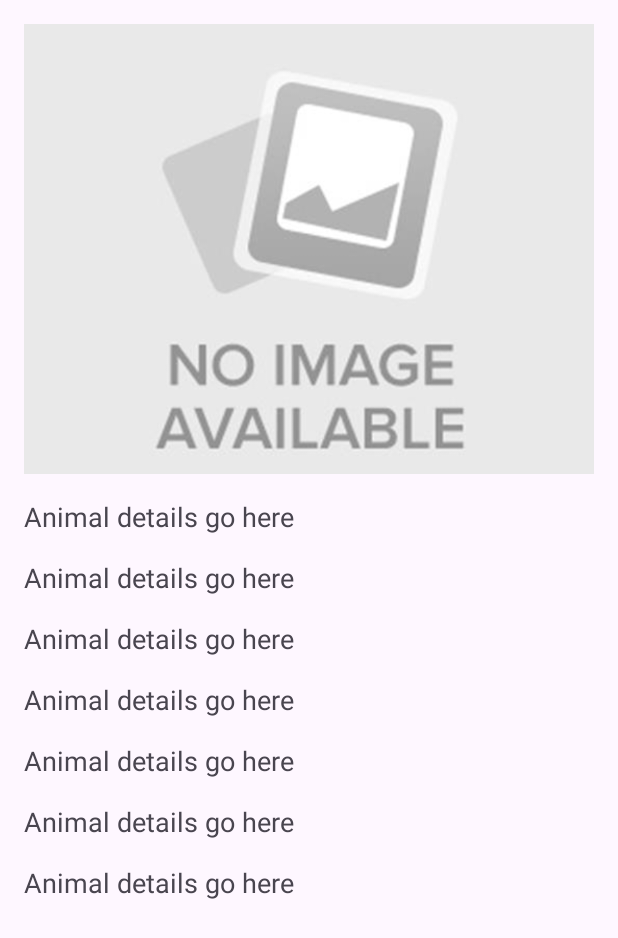
After one commit to DvirUliel/Animal_Restful_API, an Android app: the layout activity_animal_detail.xml on its own in the app's theme, with its tools: preview values and no code run, on a phone screen of 412 x 824 dp. The commit adds this screen. Shown: the top 938 px of the screen. Run offline under Robolectric (Android 15) with nearby library versions, the phone set to English and light mode, and no system bars.

Commit message:
added animal details activity

```diff
--- a/app/src/main/AndroidManifest.xml
+++ b/app/src/main/AndroidManifest.xml
@@ -1,8 +1,8 @@
 <?xml version="1.0" encoding="utf-8"?>
 <manifest xmlns:android="http://schemas.android.com/apk/res/android"
     xmlns:tools="http://schemas.android.com/tools">
-    <uses-permission android:name="android.permission.INTERNET"/>
 
+    <uses-permission android:name="android.permission.INTERNET" />
 
     <application
         android:allowBackup="true"
@@ -15,6 +15,9 @@
         android:theme="@style/Theme.AnimalRestfulAPI"
         tools:targetApi="31">
         <activity
+            android:name=".activities.AnimalDetailActivity"
+            android:exported="false" />
+        <activity
             android:name=".activities.MainActivity"
             android:exported="true">
             <intent-filter>
--- a/app/src/main/java/com/example/animal_restful_api/api/ApiService.java
+++ b/app/src/main/java/com/example/animal_restful_api/api/ApiService.java
@@ -8,7 +8,7 @@ import retrofit2.http.Query;
 import java.util.List;
 
 public interface ApiService {
-    @Headers("X-Api-Key: FtGHAoSqMDUy7e27pkkcNw==CBjOkVZxgLTIJ9GSgg")  // API key fixed
+    @Headers("X-Api-Key: FtGHAoSqMDUy7e27pkkcNw==CBjOkVZxgLTIJ9GS")  // API key fixed
     @GET("animals")
     Call<List<Animal>> getAnimal(@Query("name") String name);
 }
--- /dev/null
+++ b/app/src/main/res/layout/activity_animal_detail.xml
@@ -0,0 +1,66 @@
+<?xml version="1.0" encoding="utf-8"?>
+<LinearLayout xmlns:android="http://schemas.android.com/apk/res/android"
+    android:layout_width="match_parent"
+    android:layout_height="match_parent"
+    android:orientation="vertical"
+    android:padding="16dp">
+
+    <!-- תמונה -->
+    <ImageView
+        android:id="@+id/animalDetailImageView"
+        android:layout_width="match_parent"
+        android:layout_height="300dp"
+        android:scaleType="centerCrop"
+        android:src="@drawable/noimageavailable" />
+
+    <!-- טקסט -->
+    <TextView
+        android:id="@+id/animalDetailNameTextView"
+        android:layout_width="match_parent"
+        android:layout_height="wrap_content"
+        android:text="Animal details go here"
+        android:textSize="18sp"
+        android:paddingTop="16dp"/>
+    <TextView
+        android:id="@+id/animalDetailLocationsTextView"
+        android:layout_width="match_parent"
+        android:layout_height="wrap_content"
+        android:text="Animal details go here"
+        android:textSize="18sp"
+        android:paddingTop="16dp"/>
+    <TextView
+        android:id="@+id/animalDetailWeightTextView"
+        android:layout_width="match_parent"
+        android:layout_height="wrap_content"
+        android:text="Animal details go here"
+        android:textSize="18sp"
+        android:paddingTop="16dp"/>
+    <TextView
+        android:id="@+id/animalDetailHeightTextView"
+        android:layout_width="match_parent"
+        android:layout_height="wrap_content"
+        android:text="Animal details go here"
+        android:textSize="18sp"
+        android:paddingTop="16dp"/>
+    <TextView
+        android:id="@+id/animalDetailDietTextView"
+        android:layout_width="match_parent"
+        android:layout_height="wrap_content"
+        android:text="Animal details go here"
+        android:textSize="18sp"
+        android:paddingTop="16dp"/>
+    <TextView
+        android:id="@+id/animalDetailSloganTextView"
+        android:layout_width="match_parent"
+        android:layout_height="wrap_content"
+        android:text="Animal details go here"
+        android:textSize="18sp"
+        android:paddingTop="16dp"/>
+    <TextView
+        android:id="@+id/animalDetailDescriptionTextView"
+        android:layout_width="match_parent"
+        android:layout_height="wrap_content"
+        android:text="Animal details go here"
+        android:textSize="18sp"
+        android:paddingTop="16dp"/>
+</LinearLayout>
--- a/app/src/main/res/layout/animal_item.xml
+++ b/app/src/main/res/layout/animal_item.xml
@@ -19,7 +19,8 @@
             android:id="@+id/animalImageView"
             android:layout_width="match_parent"
             android:layout_height="200dp"
-            android:scaleType="centerCrop"
+            android:scaleType="fitXY"
+            android:adjustViewBounds="false"
             android:src="@drawable/noimageavailable"/>
 
         <!-- שם החיה -->
```
Also changed, not shown: app/src/main/java/com/example/animal_restful_api/activities/AnimalDetailActivity.java (added, +78 -0 lines), app/src/main/java/com/example/animal_restful_api/adapters/AnimalAdapter.java (+83 -12 lines), app/src/main/java/com/example/animal_restful_api/models/Animal.java (+15 -3 lines).
